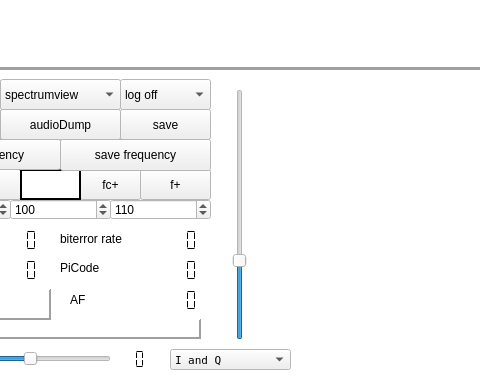
Above: radio.ui from JvanKatwijk/sdr-j-fm before the change; both pictures show x 280 to 760 and y 191 to 572 of the 988 by 572 pixel window. Below: the same form after it.
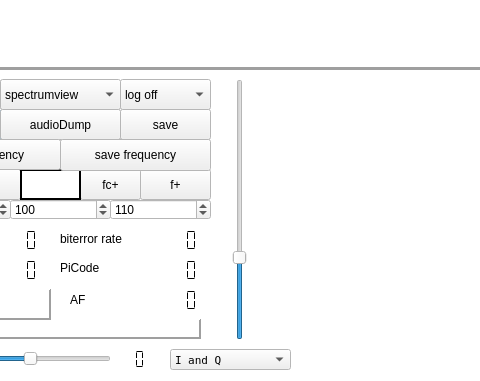
That is the form after the change. Custom widgets are drawn as their Qt base class.

The edit to the form file:
```diff
--- a/radio.ui
+++ b/radio.ui
@@ -87,6 +87,12 @@
   <property name="windowIconText">
    <string>QUIT</string>
   </property>
+  <property name="windowOpacity">
+   <double>1.000000000000000</double>
+  </property>
+  <property name="autoFillBackground">
+   <bool>false</bool>
+  </property>
   <widget class="QComboBox" name="inputModeSelect">
    <property name="geometry">
     <rect>
@@ -751,9 +757,9 @@
    <property name="geometry">
     <rect>
      <x>550</x>
-     <y>280</y>
+     <y>260</y>
      <width>421</width>
-     <height>261</height>
+     <height>301</height>
     </rect>
    </property>
    <property name="toolTip">
@@ -2383,9 +2389,9 @@
    <property name="geometry">
     <rect>
      <x>510</x>
-     <y>280</y>
+     <y>270</y>
      <width>20</width>
-     <height>251</height>
+     <height>261</height>
     </rect>
    </property>
    <property name="sliderPosition">
```
